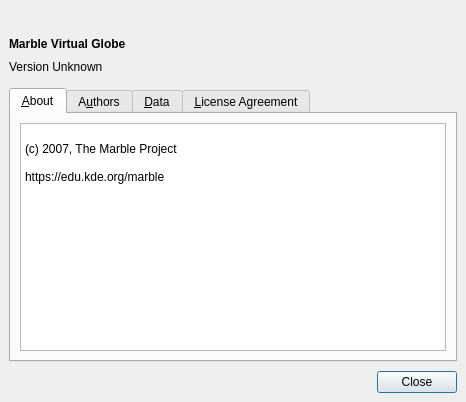
Above: src/lib/marble/MarbleAboutDialog.ui from KDE/marble before the change. Below: the same form after it.
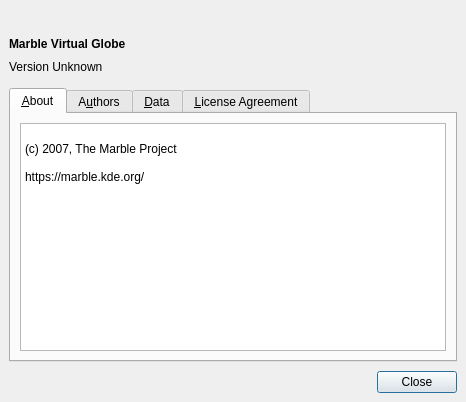
That is the form after the change.

Commit message: Update about page URL

The edit to the form file:
```diff
--- a/src/lib/marble/MarbleAboutDialog.ui
+++ b/src/lib/marble/MarbleAboutDialog.ui
@@ -102,7 +102,7 @@
 &lt;p style=&quot;-qt-paragraph-type:empty; margin-top:0px; margin-bottom:0px; margin-left:0px; margin-right:0px; -qt-block-indent:0; text-indent:0px; font-size:9pt;&quot;&gt;&lt;/p&gt;
 &lt;p style=&quot; margin-top:0px; margin-bottom:0px; margin-left:0px; margin-right:0px; -qt-block-indent:0; text-indent:0px;&quot;&gt;&lt;span style=&quot; font-size:9pt;&quot;&gt;(c) 2007, The Marble Project&lt;/span&gt;&lt;/p&gt;
 &lt;p style=&quot;-qt-paragraph-type:empty; margin-top:0px; margin-bottom:0px; margin-left:0px; margin-right:0px; -qt-block-indent:0; text-indent:0px; font-size:9pt; font-style:italic;&quot;&gt;&lt;/p&gt;
-&lt;p style=&quot; margin-top:0px; margin-bottom:0px; margin-left:0px; margin-right:0px; -qt-block-indent:0; text-indent:0px;&quot;&gt;&lt;span style=&quot; font-size:9pt;&quot;&gt;https://edu.kde.org/marble&lt;/span&gt;&lt;/p&gt;&lt;/body&gt;&lt;/html&gt;</string>
+&lt;p style=&quot; margin-top:0px; margin-bottom:0px; margin-left:0px; margin-right:0px; -qt-block-indent:0; text-indent:0px;&quot;&gt;&lt;span style=&quot; font-size:9pt;&quot;&gt;https://marble.kde.org/&lt;/span&gt;&lt;/p&gt;&lt;/body&gt;&lt;/html&gt;</string>
          </property>
          <property name="openExternalLinks">
           <bool>true</bool>
```
